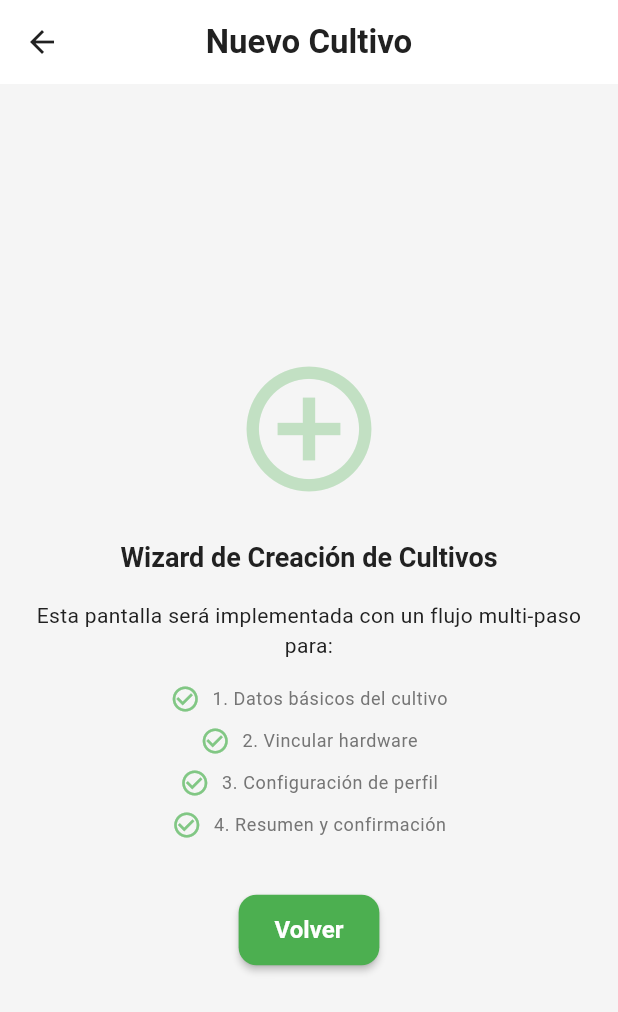
After one commit to TheJulianAlva/urban-smart-farming, a Flutter app: the CropCreationWizardScreen screen opened directly, on a phone screen of 412 x 824 dp. The commit adds this screen. Shown: the top 1012 px of the screen. Run offline on Flutter 3.47's test engine with Material 3 defaults, Android fonts, the phone set to English and light mode, and no system bars; our stand-ins replace dartz, equatable, flutter_bloc, get_it, go_router; accounts and stored records are empty.

Commit message:
feat:  Refactoriza pantallas Modifica la estructura de las pantallas de acuerdo con documentación.

```diff
--- a/lib/core/di/di_container.dart
+++ b/lib/core/di/di_container.dart
@@ -18,6 +18,8 @@ import 'package:urban_smart_farming/features/dashboard/domain/repositories/dashb
 import 'package:urban_smart_farming/features/dashboard/domain/usecases/get_sensor_data_use_case.dart';
 import 'package:urban_smart_farming/features/dashboard/domain/usecases/get_actuator_statuses_use_case.dart';
 import 'package:urban_smart_farming/features/dashboard/presentation/bloc/dashboard_bloc.dart';
+
+import 'package:urban_smart_farming/features/ai_diagnosis/presentation/bloc/ai_diagnosis_bloc.dart';
 
 /// Service locator para Dependency Injection
 final getIt = GetIt.instance;
@@ -70,4 +72,7 @@ Future<void> setupDependencies() async {
       getActuatorStatusesUseCase: getIt(),
     ),
   );
+
+  // AiDiagnosisBloc - placeholder sin lógica real
+  getIt.registerFactory(() => AiDiagnosisBloc());
 }
--- a/lib/core/routing/app_router.dart
+++ b/lib/core/routing/app_router.dart
@@ -1,14 +1,20 @@
 import 'package:go_router/go_router.dart';
 import 'package:urban_smart_farming/features/auth/presentation/pages/auth_screen.dart';
-import 'package:urban_smart_farming/features/crops/presentation/pages/crop_list_screen.dart';
+import 'package:urban_smart_farming/features/main/main_nav_screen.dart';
 import 'package:urban_smart_farming/features/main/crop_detail_screen.dart';
+import 'package:urban_smart_farming/features/crops/presentation/pages/crop_creation_wizard_screen.dart';
 import 'package:urban_smart_farming/features/settings/presentation/pages/settings_screen.dart';
 
 /// Configuración de rutas de la aplicación usando GoRouter
 class AppRouter {
   static const String login = '/login';
+  static const String home = '/'; // Mi Jardín (dashboard global)
+  static const String cropDetail = '/crops/:id';
+  static const String createCrop = '/crops/create';
+  static const String aiDiagnosis = '/ai-diagnosis'; // Placeholder
+
+  // Legacy routes - deprecated
   static const String crops = '/crops';
-  static const String cropDetail = '/crops/:id';
   static const String settings = '/settings';
 
   /// Router configuration
@@ -21,9 +27,9 @@ class AppRouter {
         builder: (context, state) => const AuthScreen(),
       ),
       GoRoute(
-        path: crops,
-        name: 'crops',
-        builder: (context, state) => const CropListScreen(),
+        path: home,
+        name: 'home',
+        builder: (context, state) => const MainNavScreen(),
       ),
       GoRoute(
         path: cropDetail,
@@ -34,6 +40,11 @@ class AppRouter {
         },
       ),
       GoRoute(
+        path: createCrop,
+        name: 'createCrop',
+        builder: (context, state) => const CropCreationWizardScreen(),
+      ),
+      GoRoute(
         path: settings,
         name: 'settings',
         builder: (context, state) => const SettingsScreen(),
--- a/lib/core/theme/app_theme.dart
+++ b/lib/core/theme/app_theme.dart
@@ -61,7 +61,7 @@ class AppTheme {
       ),
 
       // Card - estilo limpio con sombras suaves
-      cardTheme: CardTheme(
+      cardTheme: CardThemeData(
         color: surfaceLight,
         elevation: 4,
         shadowColor: Colors.black.withValues(alpha: 0.2),
@@ -160,12 +160,12 @@ class AppTheme {
       ),
 
       // Tab Bar
-      tabBarTheme: const TabBarTheme(
+      tabBarTheme: TabBarThemeData(
         labelColor: primaryGreen,
         unselectedLabelColor: textSecondary,
         indicatorColor: primaryGreen,
         indicatorSize: TabBarIndicatorSize.tab,
-        labelStyle: TextStyle(fontWeight: FontWeight.w600),
+        labelStyle: const TextStyle(fontWeight: FontWeight.w600),
       ),
 
       // Chip - estilo limpio
--- /dev/null
+++ b/lib/features/ai_diagnosis/presentation/bloc/ai_diagnosis_bloc.dart
@@ -0,0 +1,18 @@
+import 'package:flutter_bloc/flutter_bloc.dart';
+import 'ai_diagnosis_event.dart';
+import 'ai_diagnosis_state.dart';
+
+/// Bloc placeholder para diagnóstico con IA
+class AiDiagnosisBloc extends Bloc<AiDiagnosisEvent, AiDiagnosisState> {
+  AiDiagnosisBloc() : super(AiDiagnosisInitial()) {
+    on<AiDiagnosisStarted>(_onStarted);
+  }
+
+  void _onStarted(
+    AiDiagnosisStarted event,
+    Emitter<AiDiagnosisState> emit,
+  ) {
+    // Placeholder - sin lógica real
+    emit(AiDiagnosisInitial());
+  }
+}
--- /dev/null
+++ b/lib/features/ai_diagnosis/presentation/bloc/ai_diagnosis_event.dart
@@ -0,0 +1,5 @@
+/// Event base class for AI Diagnosis
+abstract class AiDiagnosisEvent {}
+
+/// Initial event
+class AiDiagnosisStarted extends AiDiagnosisEvent {}
--- /dev/null
+++ b/lib/features/ai_diagnosis/presentation/bloc/ai_diagnosis_state.dart
@@ -0,0 +1,5 @@
+/// State base class for AI Diagnosis
+abstract class AiDiagnosisState {}
+
+/// Initial state
+class AiDiagnosisInitial extends AiDiagnosisState {}
--- a/lib/features/analytics/presentation/pages/analytics_screen.dart
+++ b/lib/features/analytics/presentation/pages/analytics_screen.dart
@@ -10,7 +10,7 @@ class AnalyticsScreen extends StatelessWidget {
   @override
   Widget build(BuildContext context) {
     return Scaffold(
-      appBar: AppBar(title: const Text('Analíticas')),
+      //appBar: AppBar(title: const Text('Analíticas')),
       body: SingleChildScrollView(
         padding: const EdgeInsets.all(16),
         child: Column(
--- a/lib/features/auth/presentation/pages/auth_screen.dart
+++ b/lib/features/auth/presentation/pages/auth_screen.dart
@@ -55,7 +55,7 @@ class _AuthScreenState extends State<AuthScreen>
         listener: (context, state) {
           if (state is AuthSuccess) {
             // Navegar a la lista de cultivos tras autenticación exitosa
-            context.go('/crops');
+            context.go('/');
           } else if (state is AuthError) {
             // Mostrar error
             ScaffoldMessenger.of(context).showSnackBar(
--- a/lib/features/control/presentation/pages/control_screen.dart
+++ b/lib/features/control/presentation/pages/control_screen.dart
@@ -10,7 +10,7 @@ class ControlScreen extends StatelessWidget {
   @override
   Widget build(BuildContext context) {
     return Scaffold(
-      appBar: AppBar(title: const Text('Control')),
+      // appBar: AppBar(title: const Text('Control')),
       body: SingleChildScrollView(
         padding: const EdgeInsets.all(16),
         child: Column(
--- /dev/null
+++ b/lib/features/crops/presentation/pages/crop_creation_wizard_screen.dart
@@ -0,0 +1,74 @@
+import 'package:flutter/material.dart';
+
+/// Pantalla wizard para crear un nuevo cultivo (Placeholder)
+/// Implementación básica sin funcionalidad completa
+class CropCreationWizardScreen extends StatelessWidget {
+  const CropCreationWizardScreen({super.key});
+
+  @override
+  Widget build(BuildContext context) {
+    return Scaffold(
+      appBar: AppBar(
+        title: const Text('Nuevo Cultivo'),
+      ),
+      body: Center(
+        child: Padding(
+          padding: const EdgeInsets.all(24.0),
+          child: Column(
+            mainAxisAlignment: MainAxisAlignment.center,
+            children: [
+              Icon(
+                Icons.add_circle_outline,
+                size: 100,
+                color: Theme.of(context).colorScheme.primary.withValues(alpha: 0.3),
+              ),
+              const SizedBox(height: 24),
+              Text(
+                'Wizard de Creación de Cultivos',
+                style: Theme.of(context).textTheme.headlineSmall,
+                textAlign: TextAlign.center,
+              ),
+              const SizedBox(height: 16),
+              Text(
+                'Esta pantalla será implementada con un flujo multi-paso para:',
+                style: Theme.of(context).textTheme.bodyMedium,
+                textAlign: TextAlign.center,
+              ),
+              const SizedBox(height: 12),
+              _buildFeatureItem(context, '1. Datos básicos del cultivo'),
+              _buildFeatureItem(context, '2. Vincular hardware'),
+              _buildFeatureItem(context, '3. Configuración de perfil'),
+              _buildFeatureItem(context, '4. Resumen y confirmación'),
+              const SizedBox(height: 32),
+              ElevatedButton(
+                onPressed: () => Navigator.of(context).pop(),
+                child: const Text('Volver'),
+              ),
+            ],
+          ),
+        ),
+      ),
+    );
+  }
+
+  Widget _buildFeatureItem(BuildContext context, String text) {
+    return Padding(
+      padding: const EdgeInsets.symmetric(vertical: 4.0),
+      child: Row(
+        mainAxisAlignment: MainAxisAlignment.center,
+        children: [
+          Icon(
+            Icons.check_circle_outline,
+            size: 20,
+            color: Theme.of(context).colorScheme.secondary,
+          ),
+          const SizedBox(width: 8),
+          Text(
+            text,
+            style: Theme.of(context).textTheme.bodySmall,
+          ),
+        ],
+      ),
+    );
+  }
+}
--- a/lib/main.dart
+++ b/lib/main.dart
@@ -4,7 +4,7 @@ import 'package:urban_smart_farming/core/di/di_container.dart';
 import 'package:urban_smart_farming/core/routing/app_router.dart';
 import 'package:urban_smart_farming/core/theme/app_theme.dart';
 import 'package:urban_smart_farming/features/auth/presentation/bloc/auth_bloc.dart';
-import 'package:urban_smart_farming/features/dashboard/presentation/bloc/dashboard_bloc.dart';
+import 'package:urban_smart_farming/features/ai_diagnosis/presentation/bloc/ai_diagnosis_bloc.dart';
 
 void main() async {
   WidgetsFlutterBinding.ensureInitialized();
@@ -23,7 +23,7 @@ class MainApp extends StatelessWidget {
     return MultiBlocProvider(
       providers: [
         BlocProvider(create: (_) => getIt<AuthBloc>()),
-        BlocProvider(create: (_) => getIt<DashboardBloc>()),
+        BlocProvider(create: (_) => getIt<AiDiagnosisBloc>()),
       ],
       child: MaterialApp.router(
         title: 'Urban Smart Farming',
```
Also changed, not shown: lib/features/ai_diagnosis/presentation/pages/ai_diagnosis_screen.dart (added, +82 -0 lines), lib/features/alerts/presentation/pages/alerts_screen.dart (deleted, +0 -168 lines), lib/features/crops/presentation/pages/crop_list_screen.dart (+18 -86 lines), lib/features/dashboard/presentation/pages/dashboard_screen.dart (+2 -5 lines), lib/features/main/crop_detail_screen.dart (+30 -41 lines), lib/features/main/main_nav_screen.dart (added, +56 -0 lines), pubspec.lock, 1 other file.
